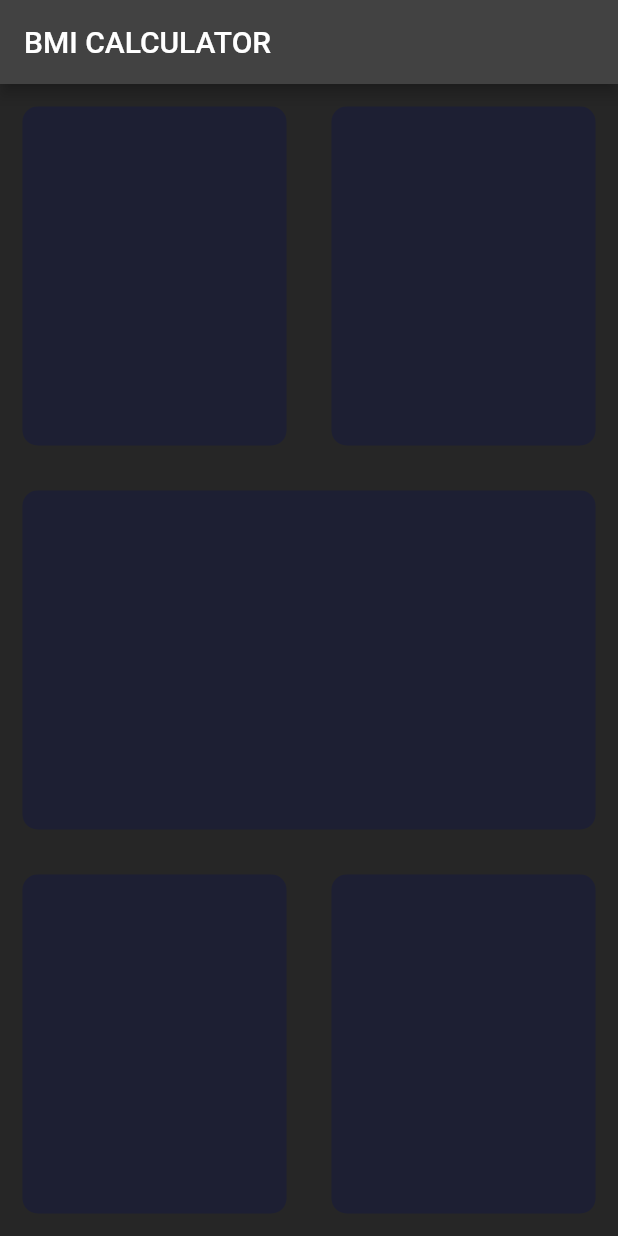
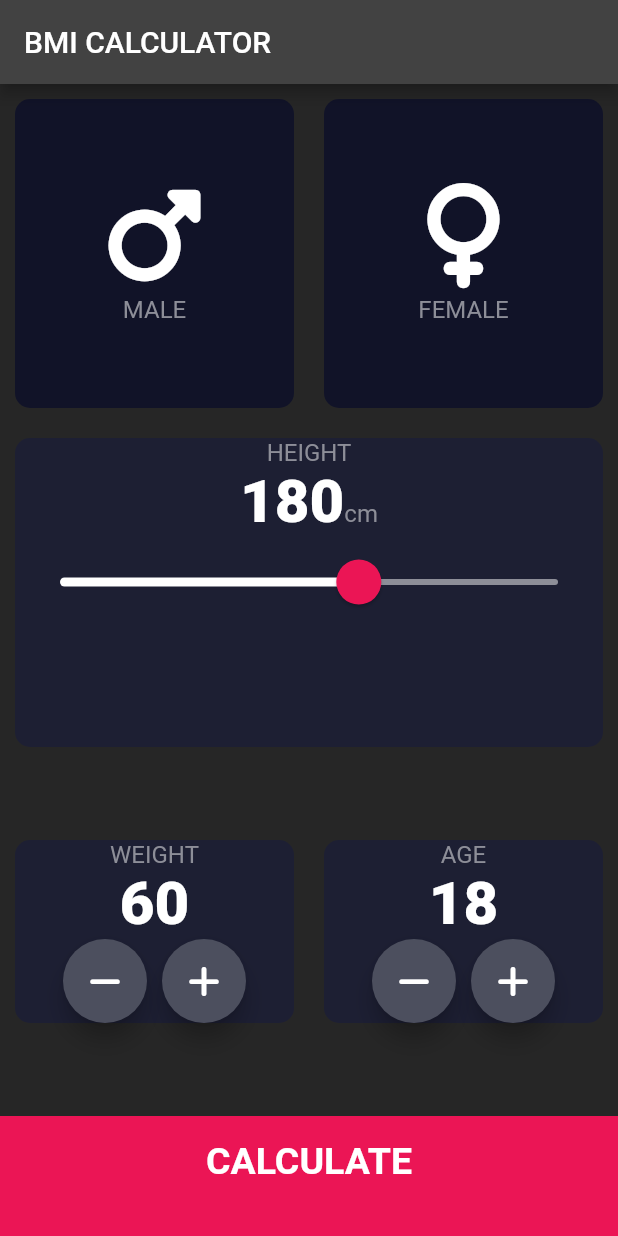
Before and after one commit to Chinecherem20199/bmi_calculator, a Flutter app: the screen it shows after launch, on a phone screen of 412 x 824 dp. Run offline on Flutter 3.47's test engine with Material 2 defaults, Android fonts, the phone set to English and light mode, and no system bars; our stand-ins replace font_awesome_flutter.

Commit message:
finished weight calculator

```diff
--- /dev/null
+++ b/lib/calculator_brain.dart
@@ -0,0 +1,33 @@
+import 'dart:math';
+
+class CalculatorBrain {
+  CalculatorBrain({this.height, this.weight});
+  final int height;
+  final int weight;
+
+  double _bmi;
+  String calculateBMI() {
+     _bmi = weight / pow(height / 100, 2);
+    return _bmi.toStringAsFixed(1);
+  }
+
+  String getInterpretation() {
+
+    if (_bmi >= 25) {
+      return 'You hava a higher than normal body weight. Try to exercise more.';
+    } else if (_bmi > 18.5) {
+      return 'You have a normal body weight. Good job!';
+    } else {
+      return 'You have a lower than normal body weight. You can eat a bit more.';
+    }
+  }
+  String getResults(){
+     if (_bmi >= 25) {
+      return 'Overweight';
+    } else if (_bmi > 18.5) {
+      return 'Normal';
+    } else {
+      return 'Underweight';
+    }
+  }
+}
--- /dev/null
+++ b/lib/components/bottom_button.dart
@@ -0,0 +1,30 @@
+import 'package:flutter/material.dart';
+import '../constants.dart';
+class BottomButon extends StatelessWidget {
+  final Function onTap;
+  final String buttonTitle;
+  BottomButon({@required this.onTap, @required this.buttonTitle});
+
+  @override
+  Widget build(BuildContext context) {
+    return GestureDetector(
+      onTap: onTap,
+      child: Container(
+        child: Column(
+          mainAxisAlignment: MainAxisAlignment.center,
+          children: <Widget>[
+            Text(
+              buttonTitle,
+              style: kLargeButtonTextStyle,
+            ),
+          ],
+        ),
+        color: kBottomColorContainer,
+        margin: EdgeInsets.only(top: 10.0),
+        padding: EdgeInsets.only(bottom: 20.0),
+        width: double.infinity,
+        height: kBottomContainerHeight,
+      ),
+    );
+  }
+}
--- /dev/null
+++ b/lib/components/icon_content.dart
@@ -0,0 +1,28 @@
+import 'package:flutter/material.dart';
+import '../constants.dart';
+
+class IconContent extends StatelessWidget {
+  final IconData iconData;
+  final String label;
+  IconContent({@required this.iconData, @required this.label});
+
+  @override
+  Widget build(BuildContext context) {
+    return Column(
+      mainAxisAlignment: MainAxisAlignment.center,
+      children: <Widget>[
+        Icon(
+          iconData,
+          size: 70.0,
+        ),
+        SizedBox(
+          height: 5.0,
+        ),
+        Text(
+          label,
+          style: kLabelTextStyle,
+        ),
+      ],
+    );
+  }
+}
--- /dev/null
+++ b/lib/components/reusable_card.dart
@@ -0,0 +1,23 @@
+import 'package:flutter/material.dart';
+
+class ReusableCard extends StatelessWidget {
+  final Color colour;
+  final Widget cardChild;
+  final Function onPress;
+  ReusableCard({@required this.colour, this.cardChild, this.onPress});
+
+  @override
+  Widget build(BuildContext context) {
+    return GestureDetector(
+      onTap: onPress,
+      child: Container(
+        child: cardChild,
+        margin: EdgeInsets.all(10.0),
+        decoration: BoxDecoration(
+          color: colour,
+          borderRadius: BorderRadius.circular(10.0),
+        ),
+      ),
+    );
+  }
+}
--- /dev/null
+++ b/lib/components/round_icon-button.dart
@@ -0,0 +1,21 @@
+import 'package:flutter/material.dart';
+
+class RoundIconButton extends StatelessWidget {
+  final IconData icon;
+  final Function onPressed;
+  RoundIconButton({@required this.icon, @required this.onPressed});
+  @override
+  Widget build(BuildContext context) {
+    return RawMaterialButton(
+      elevation: 6.0,
+      onPressed: onPressed,
+      child: Icon(icon),
+      constraints: BoxConstraints.tightFor(
+        width: 56.0,
+        height: 56.0,
+      ),
+      shape: CircleBorder(),
+      fillColor: Color(0xFF4C4F5E),
+    );
+  }
+}
--- /dev/null
+++ b/lib/constants.dart
@@ -0,0 +1,35 @@
+import 'package:flutter/material.dart';
+
+const kBottomContainerHeight = 80.0;
+const kActiveColorContainer = Color(0xFF1D1F33);
+const kBottomColorContainer = Color(0xFFEB1555);
+const kInActiveColorContainer = Color(0xFF111328);
+
+const kLabelTextStyle = TextStyle(
+  fontSize: 16.0,
+  color: Color(0xFF8D8E98),
+);
+const kNumberTextStyle = TextStyle(
+  fontSize: 40.0,
+  fontWeight: FontWeight.w800,
+);
+const kLargeButtonTextStyle = TextStyle(
+  fontSize: 25.0,
+  fontWeight: FontWeight.bold,
+);
+const kTitleTextStyle = TextStyle(
+  fontSize: 50.0,
+  fontWeight: FontWeight.bold,
+);
+const kResultTextStyle = TextStyle(
+    fontSize: 22.0,
+    fontWeight: FontWeight.bold,
+     color: Color(0xFF24D876));
+
+const kBMITextStyle = TextStyle(
+  fontSize: 80.0,
+  fontWeight: FontWeight.bold,
+);
+const kBodyTextSize = TextStyle(
+  fontSize: 22.0,
+);
--- a/lib/input_page.dart
+++ /dev/null
@@ -1,76 +0,0 @@
-import 'package:flutter/material.dart';
-
-class InputPage extends StatefulWidget {
-  @override
-  _InputPageState createState() => _InputPageState();
-}
-
-class _InputPageState extends State<InputPage> {
-  @override
-  Widget build(BuildContext context) {
-    return Scaffold(
-        appBar: AppBar(
-          title: Text('BMI CALCULATOR'),
-        ),
-        body: Column(
-          children: <Widget>[
-            Expanded(
-                child: Row(
-              children: <Widget>[
-                Expanded(
-                  child: Container(
-                    margin: EdgeInsets.all(15.0),
-                    decoration: BoxDecoration(
-                      color: Color(0xFF1D1F33),
-                      borderRadius: BorderRadius.circular(10.0),
-                    ),
-                  ),
-                ),
-                Expanded(
-                  child: Container(
-                    margin: EdgeInsets.all(15.0),
-                    decoration: BoxDecoration(
-                      color: Color(0xFF1D1F33),
-                      borderRadius: BorderRadius.circular(10.0),
-                    ),
-                  ),
-                ),
-              ],
-            )),
-            Expanded(
-              child: Container(
-                margin: EdgeInsets.all(15.0),
-                decoration: BoxDecoration(
-                  color: Color(0xFF1D1F33),
-                  borderRadius: BorderRadius.circular(10.0),
-                ),
-              ),
-            ),
-            Expanded(
-              child: Row(
-                children: <Widget>[
-                  Expanded(
-                    child: Container(
-                      margin: EdgeInsets.all(15.0),
-                      decoration: BoxDecoration(
-                        color: Color(0xFF1D1F33),
-                        borderRadius: BorderRadius.circular(10.0),
-                      ),
-                    ),
-                  ),
-                  Expanded(
-                    child: Container(
-                      margin: EdgeInsets.all(15.0),
-                      decoration: BoxDecoration(
-                        color: Color(0xFF1D1F33),
-                        borderRadius: BorderRadius.circular(10.0),
-                      ),
-                    ),
-                  ),
-                ],
-              ),
-            )
-          ],
-        ));
-  }
-}
--- a/lib/main.dart
+++ b/lib/main.dart
@@ -1,5 +1,5 @@
 import 'package:flutter/material.dart';
-import 'input_page.dart';
+import 'screens/input_page.dart';
 
 void main() => runApp(BMICalculator());
 
--- /dev/null
+++ b/lib/screens/input_page.dart
@@ -0,0 +1,240 @@
+import 'package:bmi_calculator/screens/result_page.dart';
+import 'package:flutter/cupertino.dart';
+import 'package:flutter/material.dart';
+import 'package:font_awesome_flutter/font_awesome_flutter.dart';
+
+import '../constants.dart';
+import '../components/icon_content.dart';
+import '../components/reusable_card.dart';
+import '../components/bottom_button.dart';
+import '../components/round_icon-button.dart';
+import 'package:bmi_calculator/calculator_brain.dart';
+
+enum Gender {
+  male,
+  female,
+}
+
+class InputPage extends StatefulWidget {
+  @override
+  _InputPageState createState() => _InputPageState();
+}
+
+class _InputPageState extends State<InputPage> {
+  Gender selectedGender;
+  int height = 180;
+  int weight = 60;
+  int age = 18;
+
+  @override
+  Widget build(BuildContext context) {
+    return Scaffold(
+        appBar: AppBar(
+          title: Text('BMI CALCULATOR'),
+        ),
+        body: Column(
+          crossAxisAlignment: CrossAxisAlignment.stretch,
+          children: <Widget>[
+            Expanded(
+                child: Row(
+              children: <Widget>[
+                Expanded(
+                  child: ReusableCard(
+                    onPress: () {
+                      setState(() {
+                        selectedGender = Gender.male;
+                      });
+                    },
+                    colour: selectedGender == Gender.male
+                        ? kActiveColorContainer
+                        : kInActiveColorContainer,
+                    cardChild: IconContent(
+                      iconData: FontAwesomeIcons.mars,
+                      label: 'MALE',
+                    ),
+                  ),
+                ),
+                Expanded(
+                  child: ReusableCard(
+                    onPress: () {
+                      setState(() {
+                        selectedGender = Gender.female;
+                      });
+                    },
+                    colour: selectedGender == Gender.female
+                        ? kActiveColorContainer
+                        : kInActiveColorContainer,
+                    cardChild: IconContent(
+                      iconData: FontAwesomeIcons.venus,
+                      label: 'FEMALE',
+                    ),
+                  ),
+                ),
+              ],
+            )),
+            Expanded(
+              child: ReusableCard(
+                colour: kActiveColorContainer,
+                cardChild: SingleChildScrollView(
+                  child: Column(
+                    mainAxisAlignment: MainAxisAlignment.center,
+                    children: <Widget>[
+                      Text(
+                        'HEIGHT',
+                        style: kLabelTextStyle,
+                      ),
+                      Row(
+                        mainAxisAlignment: MainAxisAlignment.center,
+                        crossAxisAlignment: CrossAxisAlignment.baseline,
+                        textBaseline: TextBaseline.alphabetic,
+                        children: <Widget>[
+                          Text(
+                            height.toString(),
+                            style: kNumberTextStyle,
+                          ),
+                          Text(
+                            'cm',
+                            style: kLabelTextStyle,
+                          )
+                        ],
+                      ),
+                      SliderTheme(
+                        data: SliderTheme.of(context).copyWith(
+                            thumbColor: Color(0xFFEB1555),
+                            overlayColor: Color(0x29EB1555),
+                            activeTrackColor: Colors.white,
+                            inactiveTrackColor: Color(0xFF8D8E98),
+                            thumbShape:
+                                RoundSliderThumbShape(enabledThumbRadius: 15.0),
+                            overlayShape:
+                                RoundSliderOverlayShape(overlayRadius: 30.0)),
+                        child: Slider(
+                          value: height.toDouble(),
+                          onChanged: (double newValue) {
+                            setState(() {
+                              height = newValue.round();
+                            });
+                          },
+                          min: 120.0,
+                          max: 220.0,
+                        ),
+                      )
+                    ],
+                  ),
+                ),
+              ),
+            ),
+            Expanded(
+              child: Row(
+                children: <Widget>[
+                  Expanded(
+                    child: ReusableCard(
+                      colour: kActiveColorContainer,
+                      cardChild: SingleChildScrollView(
+                        child: Column(
+                          mainAxisAlignment: MainAxisAlignment.center,
+                          children: <Widget>[
+                            Text(
+                              'WEIGHT',
+                              style: kLabelTextStyle,
+                            ),
+                            Text(
+                              weight.toString(),
+                              style: kNumberTextStyle,
+                            ),
+                            Row(
+                              mainAxisAlignment: MainAxisAlignment.center,
+                              children: [
+                                RoundIconButton(
+                                  icon: FontAwesomeIcons.minus,
+                                  onPressed: () {
+                                    setState(() {
+                                      weight--;
+                                    });
+                                  },
+                                ),
+                                SizedBox(
+                                  width: 10.0,
+                                ),
+                                RoundIconButton(
+                                  icon: FontAwesomeIcons.plus,
+                                  onPressed: () {
+                                    setState(() {
+                                      weight++;
+                                    });
+                                  },
+                                ),
+                              ],
+                            ),
+                          ],
+                        ),
+                      ),
+                    ),
+                  ),
+                  Expanded(
+                    child: ReusableCard(
+                        colour: kActiveColorContainer,
+                        cardChild: SingleChildScrollView(
+                          child: Column(
+                            mainAxisAlignment: MainAxisAlignment.center,
+                            children: <Widget>[
+                              Text(
+                                'AGE',
+                                style: kLabelTextStyle,
+                              ),
+                              Text(
+                                age.toString(),
+                                style: kNumberTextStyle,
+                              ),
+                              Row(
+                                mainAxisAlignment: MainAxisAlignment.center,
+                                children: [
+                                  RoundIconButton(
+                                    icon: FontAwesomeIcons.minus,
+                                    onPressed: () {
+                                      setState(() {
+                                        age--;
+                                      });
+                                    },
+                                  ),
+                                  SizedBox(
+                                    width: 10.0,
+                                  ),
+                                  RoundIconButton(
+                                    icon: FontAwesomeIcons.plus,
+                                    onPressed: () {
+                                      setState(() {
+                                        age++;
+                                      });
+                                    },
+                                  ),
+                                ],
+                              ),
+                            ],
+                          ),
+                        )),
+                  ),
+                ],
+              ),
+            ),
+            BottomButon(
+              buttonTitle: 'CALCULATE',
+              onTap: () {
+                CalculatorBrain calculatorBrain =
+                    CalculatorBrain(height: height, weight: weight);
+                Navigator.push(
+                  context,
+                  MaterialPageRoute(
+                    builder: (context) => ResultsPage(
+                      bmiResult: calculatorBrain.calculateBMI() ,
+                      resultText:  calculatorBrain.getResults(),
+                      interpretation: calculatorBrain.getInterpretation(),
+                    ),
+                  ),
+                );
+              },
+            ),
+          ],
+        ));
+  }
+}
--- a/pubspec.yaml
+++ b/pubspec.yaml
@@ -11,6 +11,7 @@ dependencies:
     sdk: flutter
 
   cupertino_icons: ^0.1.2
+  font_awesome_flutter: ^10.1.0
 
 dev_dependencies:
   flutter_test:
```
Also changed, not shown: lib/screens/result_page.dart (added, +68 -0 lines), 3 other files.
